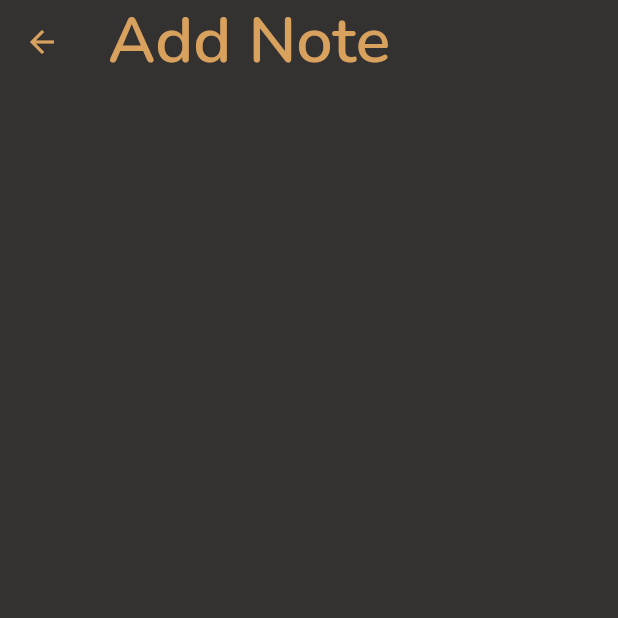
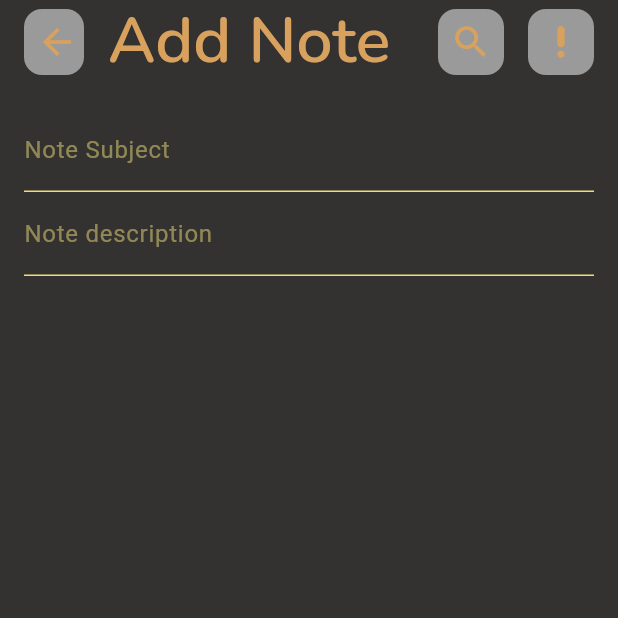
Before and after one commit to wael-saif23/idea-box-app, a Flutter app: the AddNoteView screen opened directly, on a phone screen of 412 x 824 dp, the top half of it. Run offline on Flutter 3.47's test engine with Material 3 defaults, Android fonts, the phone set to English and light mode, and no system bars; our stand-ins replace flutter_slidable, hive_flutter; accounts and stored records are empty.

Commit message:
feat: Implement UI for adding new notes
This commit introduces a new user interface for creating notes, enabling users to input a subject and a detailed description. The UI is built with a clean and intuitive design, incorporating text fields and custom styling for a seamless user experience.

```diff
--- a/lib/core/helper_functions/app_style.dart
+++ b/lib/core/helper_functions/app_style.dart
@@ -6,11 +6,15 @@ abstract class AppStyle {
   static ThemeData? themeData() {
     return ThemeData(
       scaffoldBackgroundColor: AppColors.black,
+      textSelectionTheme: const TextSelectionThemeData(
+        selectionColor: Colors.white30,
+        cursorColor: Colors.white30,
+        selectionHandleColor: Colors.white30,
+      ),
       appBarTheme: const AppBarTheme(
         backgroundColor: AppColors.black,
         elevation: 0,
         titleTextStyle: AppFonts.NunitoSemiBold43,
-        iconTheme: IconThemeData(color: AppColors.orange),
       ),
     );
   }
--- a/lib/views/add_note_view.dart
+++ b/lib/views/add_note_view.dart
@@ -1,4 +1,6 @@
 import 'package:flutter/material.dart';
+import 'package:idea_box_app/views/widgets/add_note_view_body.dart';
+import 'package:idea_box_app/views/widgets/custom_button.dart';
 
 class AddNoteView extends StatelessWidget {
   const AddNoteView({super.key});
@@ -6,9 +8,39 @@ class AddNoteView extends StatelessWidget {
   @override
   Widget build(BuildContext context) {
     return Scaffold(
-      appBar: AppBar(
-        title: const Text('Add Note'),
+      appBar: _getAppBar(context),
+      body: const AddNoteViewBody(),
+    );
+  }
+
+  AppBar _getAppBar(BuildContext context) {
+    return AppBar(
+      leading: Row(
+        children: [
+          const SizedBox(
+            width: 16,
+          ),
+          Expanded(
+            child: CustomButton(
+              iconData: Icons.arrow_back,
+              onTap: () {
+                Navigator.pop(context);
+              },
+            ),
+          ),
+        ],
       ),
+      title: const Text('Add Note'),
+      actions: [
+        CustomButton(iconData: Icons.search, onTap: () {}),
+        const SizedBox(
+          width: 16,
+        ),
+        CustomButton(iconData: Icons.priority_high_rounded, onTap: () {}),
+        const SizedBox(
+          width: 16,
+        ),
+      ],
     );
   }
 }
--- /dev/null
+++ b/lib/views/widgets/add_note_view_body.dart
@@ -0,0 +1,21 @@
+import 'package:flutter/material.dart';
+import 'package:idea_box_app/views/widgets/custom_text_form_feild.dart';
+
+class AddNoteViewBody extends StatelessWidget {
+  const AddNoteViewBody({super.key});
+
+  @override
+  Widget build(BuildContext context) {
+    return const Padding(
+      padding: EdgeInsets.all(16),
+      child: SingleChildScrollView(
+          child: Column(
+        children: [
+          CustomTextFormFeild(lablelText: "Note Subject",),
+
+          CustomTextFormFeild(lablelText: "Note description",),
+        ],
+      )),
+    );
+  }
+}
--- /dev/null
+++ b/lib/views/widgets/custom_text_form_feild.dart
@@ -0,0 +1,45 @@
+import 'package:flutter/material.dart';
+import 'package:idea_box_app/core/utils/styles/app_colors.dart';
+
+class CustomTextFormFeild extends StatelessWidget {
+  const CustomTextFormFeild(
+      {super.key, this.maxLines = 3, required this.lablelText});
+  final int maxLines;
+  final String lablelText;
+  @override
+  Widget build(BuildContext context) {
+    return TextFormField(
+      minLines: 1,
+      maxLines: maxLines,
+      cursorColor: AppColors.yellow.withOpacity(.5),
+      cursorErrorColor: AppColors.maroon,
+      style: const TextStyle(color: AppColors.white),
+      decoration: _getFieldDecoration(),
+      validator: (value) {
+        if (value == null || value.isEmpty) {
+          return 'Please enter some text';
+        }
+        return null;
+      },
+    );
+  }
+
+  InputDecoration _getFieldDecoration() {
+    return InputDecoration(
+      labelText: lablelText,
+      labelStyle: TextStyle(color: AppColors.yellow.withOpacity(.5)),
+      enabledBorder: const UnderlineInputBorder(
+        borderSide: BorderSide(color: AppColors.yellow),
+      ),
+      focusedBorder: const UnderlineInputBorder(
+        borderSide: BorderSide(color: AppColors.yellow),
+      ),
+      errorBorder: const UnderlineInputBorder(
+        borderSide: BorderSide(color: AppColors.maroon),
+      ),
+      focusedErrorBorder: const UnderlineInputBorder(
+        borderSide: BorderSide(color: AppColors.maroon),
+      ),
+    );
+  }
+}
```
